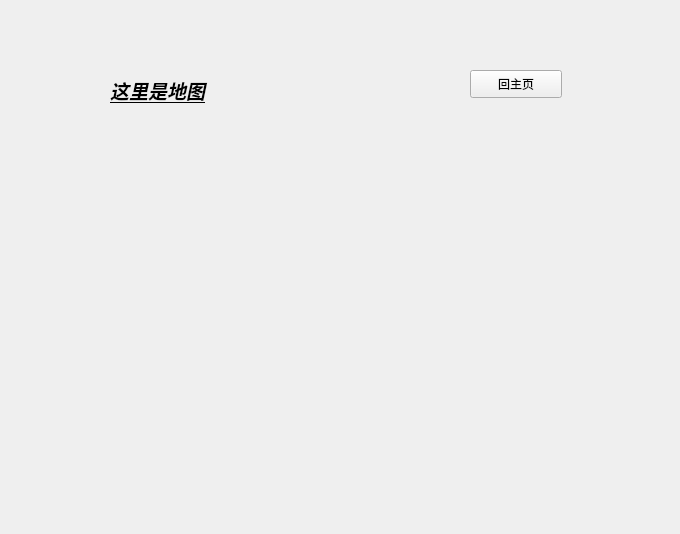
This is View/Map/map.ui in yuzcat01/VehicleControl as Qt 5 draws it before an edit. The edited form follows.
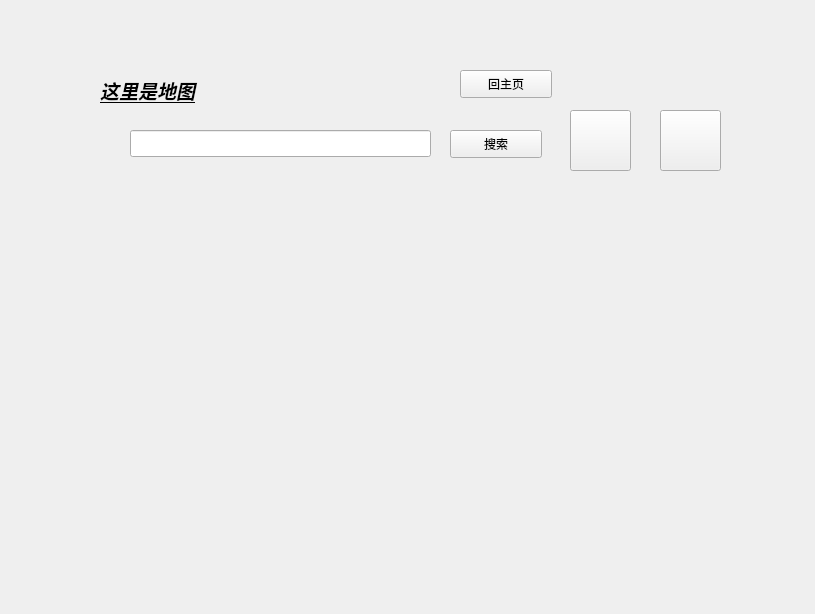
This is the edited form.

The edit to the form file:
```diff
--- a/View/Map/map.ui
+++ b/View/Map/map.ui
@@ -6,8 +6,8 @@
    <rect>
     <x>0</x>
     <y>0</y>
-    <width>680</width>
-    <height>534</height>
+    <width>815</width>
+    <height>614</height>
    </rect>
   </property>
   <property name="windowTitle">
@@ -16,10 +16,10 @@
   <widget class="QWidget" name="widget" native="true">
    <property name="geometry">
     <rect>
-     <x>100</x>
+     <x>90</x>
      <y>60</y>
-     <width>471</width>
-     <height>371</height>
+     <width>671</width>
+     <height>491</height>
     </rect>
    </property>
    <widget class="QLabel" name="label">
@@ -48,6 +48,65 @@
      <string>回主页</string>
     </property>
    </widget>
+   <widget class="QLineEdit" name="edit_search">
+    <property name="geometry">
+     <rect>
+      <x>40</x>
+      <y>70</y>
+      <width>301</width>
+      <height>27</height>
+     </rect>
+    </property>
+   </widget>
+   <widget class="QPushButton" name="searchBtn">
+    <property name="geometry">
+     <rect>
+      <x>360</x>
+      <y>70</y>
+      <width>92</width>
+      <height>28</height>
+     </rect>
+    </property>
+    <property name="text">
+     <string>搜索</string>
+    </property>
+   </widget>
+   <widget class="QPushButton" name="enlargeBtn">
+    <property name="geometry">
+     <rect>
+      <x>480</x>
+      <y>50</y>
+      <width>61</width>
+      <height>61</height>
+     </rect>
+    </property>
+    <property name="text">
+     <string/>
+    </property>
+   </widget>
+   <widget class="QPushButton" name="reduceBtn">
+    <property name="geometry">
+     <rect>
+      <x>570</x>
+      <y>50</y>
+      <width>61</width>
+      <height>61</height>
+     </rect>
+    </property>
+    <property name="text">
+     <string/>
+    </property>
+   </widget>
+   <widget class="QWidget" name="mapWidget" native="true">
+    <property name="geometry">
+     <rect>
+      <x>30</x>
+      <y>110</y>
+      <width>621</width>
+      <height>351</height>
+     </rect>
+    </property>
+   </widget>
   </widget>
  </widget>
  <resources/>
```
